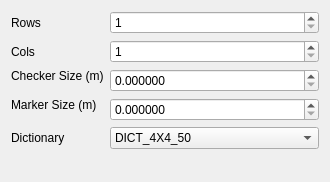
ros-industrial/industrial_calibration, file gui/src/charuco_grid_target_finder.ui: the form before one commit.
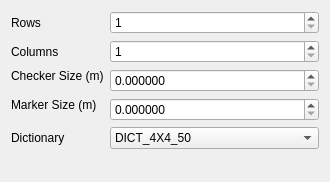
The form after the commit.

Commit message: Updated columns label

The edit to the form file:
```diff
--- a/gui/src/charuco_grid_target_finder.ui
+++ b/gui/src/charuco_grid_target_finder.ui
@@ -31,7 +31,7 @@
    <item row="1" column="0">
     <widget class="QLabel" name="label_2">
      <property name="text">
-      <string>Cols</string>
+      <string>Columns</string>
      </property>
     </widget>
    </item>
```
The commit also changes 1 other file.
